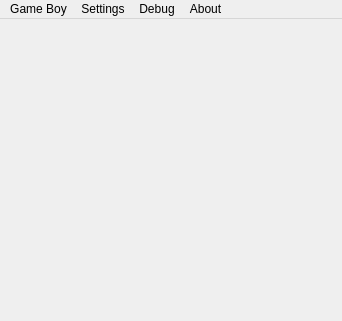
Above: platforms/qt-shared/MainWindow.ui from drhelius/Gearboy before the change. Below: the same form after it.
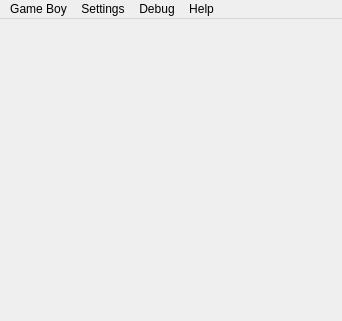
That is the form after the change.

Commit message: added about dialog box

```diff
--- a/platforms/qt-shared/MainWindow.ui
+++ b/platforms/qt-shared/MainWindow.ui
@@ -71,9 +71,9 @@
     <addaction name="separator"/>
     <addaction name="actionForce_Game_Boy_DMG"/>
    </widget>
-   <widget class="QMenu" name="menuAbout">
+   <widget class="QMenu" name="menuHelp">
     <property name="title">
-     <string>About</string>
+     <string>Help</string>
     </property>
    </widget>
    <widget class="QMenu" name="menuDebug">
@@ -113,7 +113,7 @@
    <addaction name="menuGame_Boy"/>
    <addaction name="menuSettings"/>
    <addaction name="menuDebug"/>
-   <addaction name="menuAbout"/>
+   <addaction name="menuHelp"/>
   </widget>
   <action name="actionInput">
    <property name="text">
```
Left out of the diff: 22 changed lines with no effect on the pictures. The commit also changes 7 other files.
